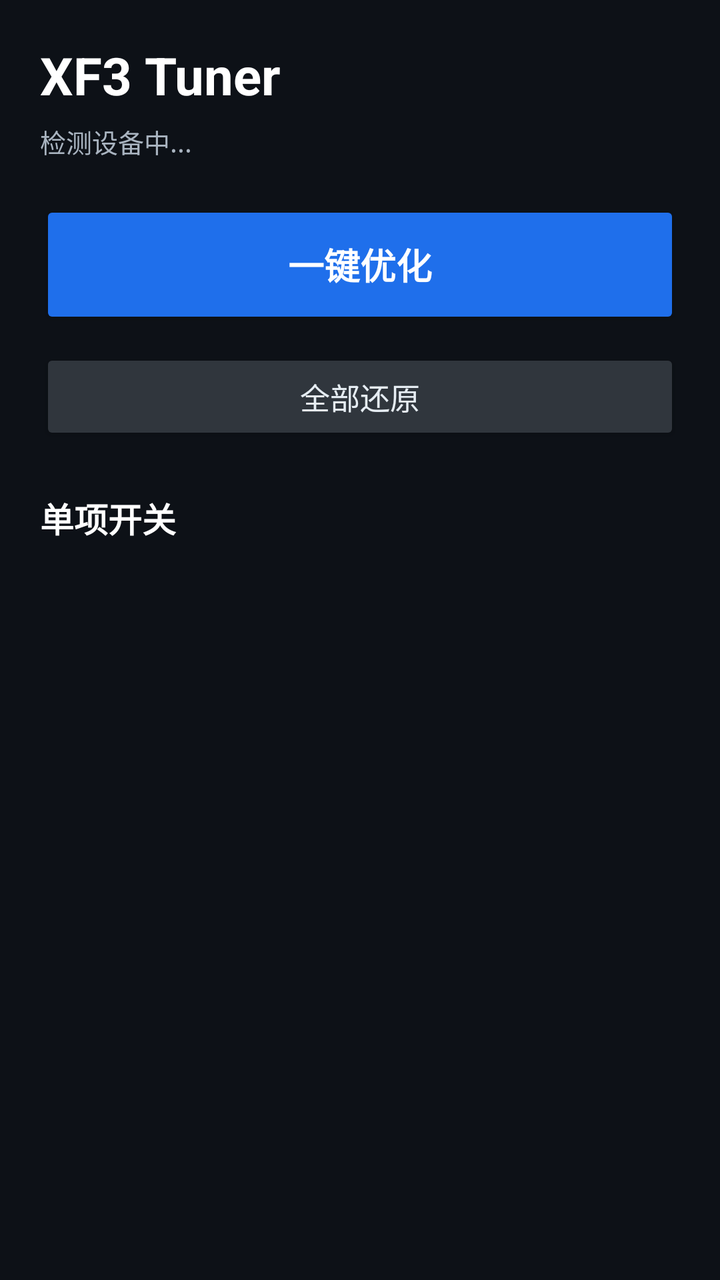
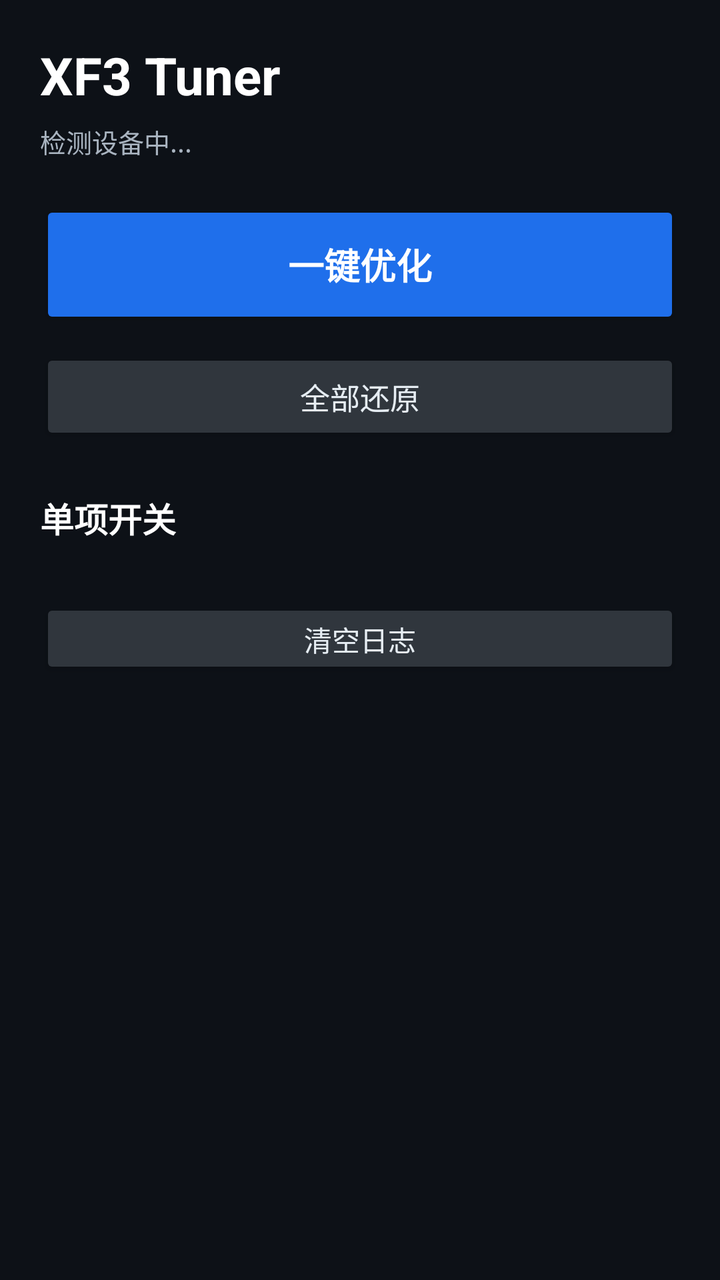

The first picture is an Android layout as it rendered before a commit; the second is the same layout after the commit. The layout source and the unified diff follow.
<!-- AndroidManifest.xml: application theme Theme.XF3Tuner -->
<!-- res/layout/activity_main.xml -->
<?xml version="1.0" encoding="utf-8"?>
<ScrollView xmlns:android="http://schemas.android.com/apk/res/android"
    android:layout_width="match_parent"
    android:layout_height="match_parent"
    android:background="#0D1117"
    android:fillViewport="true">

    <LinearLayout
        android:layout_width="match_parent"
        android:layout_height="wrap_content"
        android:orientation="vertical"
        android:padding="20dp">

        <TextView
            android:layout_width="match_parent"
            android:layout_height="wrap_content"
            android:text="XF3 Tuner"
            android:textColor="#FFFFFF"
            android:textSize="26sp"
            android:textStyle="bold" />

        <TextView
            android:id="@+id/deviceStatus"
            android:layout_width="match_parent"
            android:layout_height="wrap_content"
            android:layout_marginTop="6dp"
            android:text="检测设备中..."
            android:textColor="#A9B4C0"
            android:textSize="13sp" />

        <Button
            android:id="@+id/btnOptimizeAll"
            android:layout_width="match_parent"
            android:layout_height="64dp"
            android:layout_marginTop="20dp"
            android:backgroundTint="#1F6FEB"
            android:text="一键优化"
            android:textColor="#FFFFFF"
            android:textSize="18sp"
            android:textStyle="bold" />

        <Button
            android:id="@+id/btnRevertAll"
            android:layout_width="match_parent"
            android:layout_height="48dp"
            android:layout_marginTop="10dp"
            android:backgroundTint="#30363D"
            android:text="全部还原"
            android:textColor="#E6EDF3"
            android:textSize="15sp" />

        <TextView
            android:layout_width="match_parent"
            android:layout_height="wrap_content"
            android:layout_marginTop="24dp"
            android:layout_marginBottom="8dp"
            android:text="单项开关"
            android:textColor="#FFFFFF"
            android:textSize="17sp"
            android:textStyle="bold" />

        <LinearLayout
            android:id="@+id/tweakContainer"
            android:layout_width="match_parent"
            android:layout_height="wrap_content"
            android:orientation="vertical" />

        <TextView
            android:id="@+id/logView"
            android:layout_width="match_parent"
            android:layout_height="wrap_content"
            android:layout_marginTop="20dp"
            android:textColor="#7EE787"
            android:textSize="12sp"
            android:fontFamily="monospace" />

    </LinearLayout>
</ScrollView>
<!-- resources referenced by this layout -->
<resources>
  <style name="Theme.XF3Tuner" parent="Theme.AppCompat.NoActionBar">
          <item name="android:windowBackground">#0D1117</item>
          <item name="colorPrimary">#1F6FEB</item>
          <item name="colorPrimaryDark">#0D1117</item>
          <item name="colorAccent">#58A6FF</item>
          <item name="android:textColorPrimary">#E6EDF3</item>
          <item name="android:textColorSecondary">#8B949E</item>
          <item name="android:colorBackground">#0D1117</item>
          <item name="android:colorForeground">#E6EDF3</item>
      </style>
</resources>

<!-- the commit's change to res/layout/activity_main.xml (unified diff, before → after) -->
@@ -65,11 +65,21 @@
             android:layout_height="wrap_content"
             android:orientation="vertical" />
 
+        <Button
+            android:id="@+id/btnClearLog"
+            android:layout_width="match_parent"
+            android:layout_height="40dp"
+            android:layout_marginTop="20dp"
+            android:backgroundTint="#30363D"
+            android:text="清空日志"
+            android:textColor="#E6EDF3"
+            android:textSize="14sp" />
+
         <TextView
             android:id="@+id/logView"
             android:layout_width="match_parent"
             android:layout_height="wrap_content"
-            android:layout_marginTop="20dp"
+            android:layout_marginTop="10dp"
             android:textColor="#7EE787"
             android:textSize="12sp"
             android:fontFamily="monospace" />
